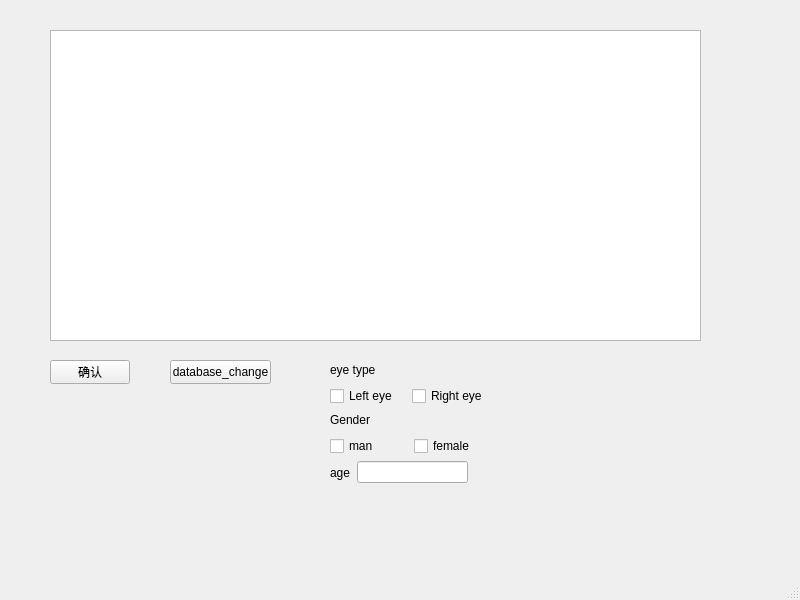
This is mainwindow.ui in 15757892053/visual_field_test as Qt 5 draws it before an edit. The edited form follows.
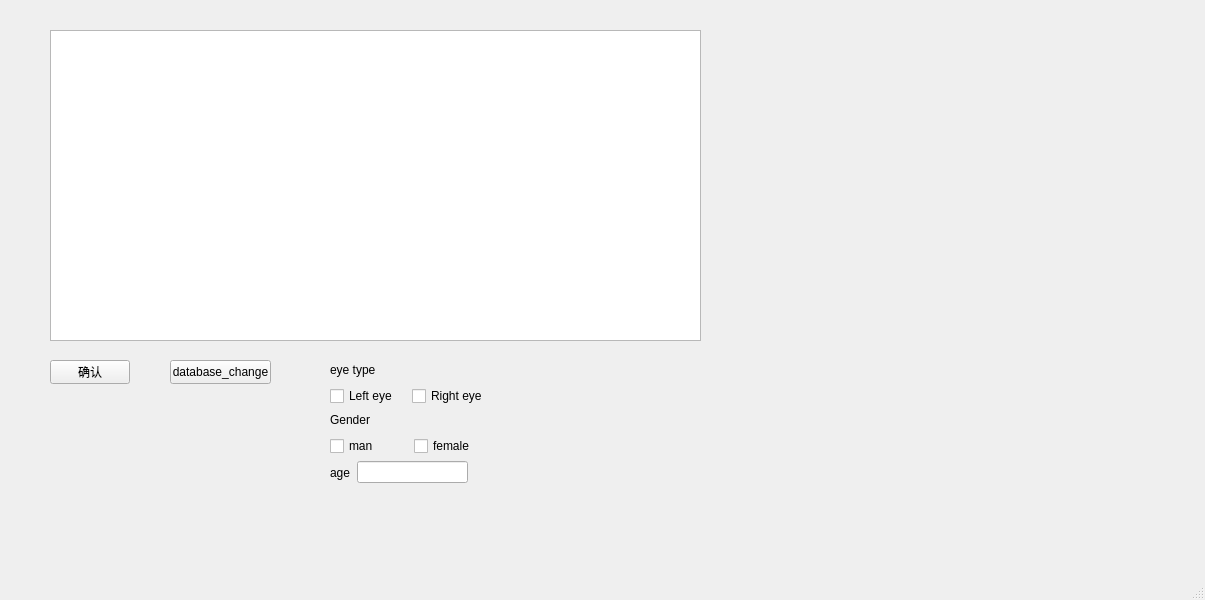
This is the edited form.

Patch:
```diff
--- a/mainwindow.ui
+++ b/mainwindow.ui
@@ -6,7 +6,7 @@
    <rect>
     <x>0</x>
     <y>0</y>
-    <width>800</width>
+    <width>1205</width>
     <height>600</height>
    </rect>
   </property>
@@ -89,7 +89,7 @@
      </widget>
     </widget>
    </widget>
-   <widget class="QWidget" name="">
+   <widget class="QWidget" name="layoutWidget">
     <property name="geometry">
      <rect>
       <x>330</x>
@@ -128,7 +128,7 @@
      </item>
     </layout>
    </widget>
-   <widget class="QWidget" name="">
+   <widget class="QWidget" name="layoutWidget">
     <property name="geometry">
      <rect>
       <x>330</x>
@@ -167,7 +167,7 @@
      </item>
     </layout>
    </widget>
-   <widget class="QWidget" name="">
+   <widget class="QWidget" name="layoutWidget">
     <property name="geometry">
      <rect>
       <x>330</x>
@@ -189,6 +189,16 @@
      </item>
     </layout>
    </widget>
+   <widget class="QWidget" name="widget" native="true">
+    <property name="geometry">
+     <rect>
+      <x>750</x>
+      <y>30</y>
+      <width>371</width>
+      <height>311</height>
+     </rect>
+    </property>
+   </widget>
   </widget>
   <widget class="QMenuBar" name="menubar">
    <property name="geometry">
```
Left out of the diff: 2 changed lines with no effect on the pictures.
